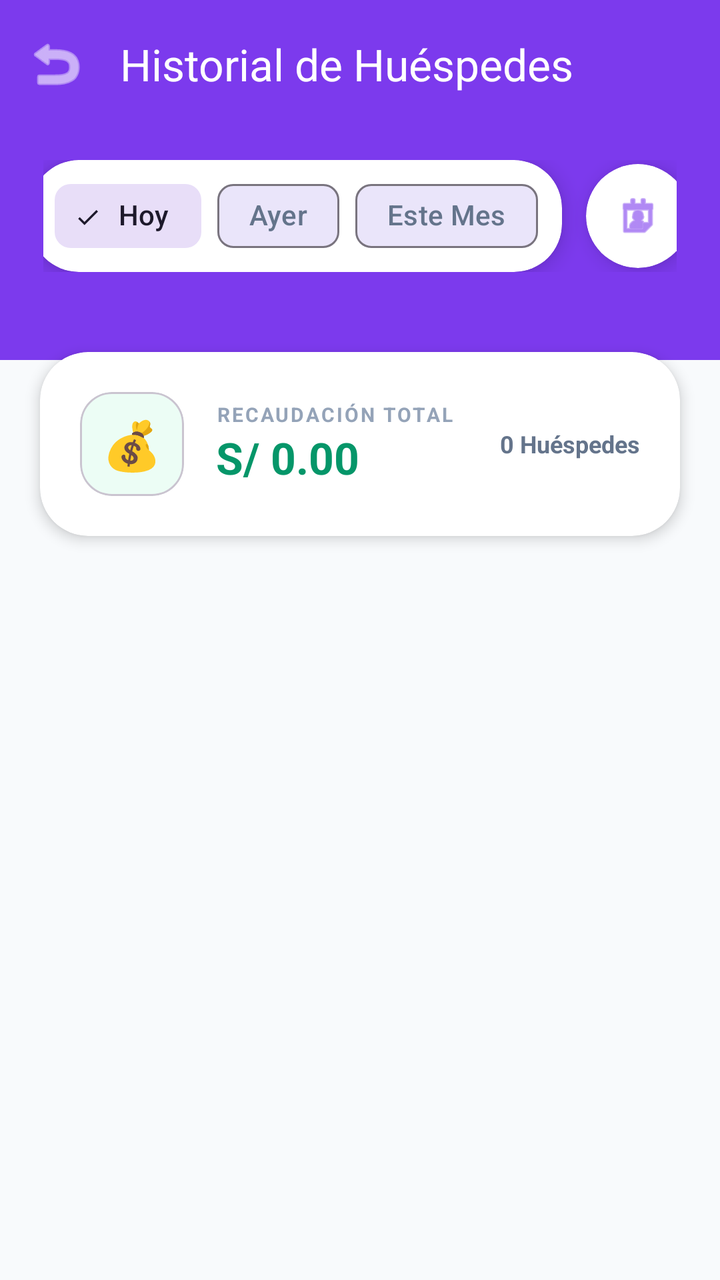
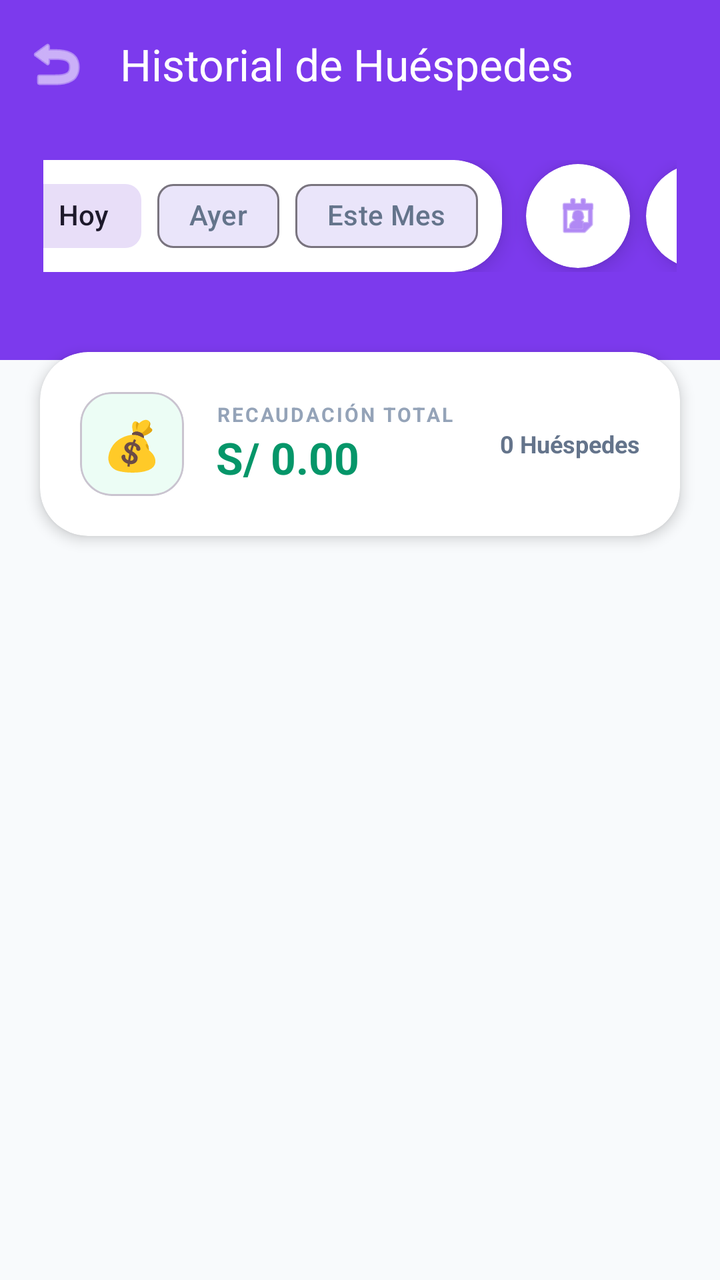

An Android layout rendered at two revisions. The XML below is the earlier revision; the diff shows what the commit changed to produce the second picture.
<!-- AndroidManifest.xml: application theme Theme.Gomezmart -->
<!-- res/layout/activity_hotel_guest_history.xml -->
<?xml version="1.0" encoding="utf-8"?>
<androidx.constraintlayout.widget.ConstraintLayout xmlns:android="http://schemas.android.com/apk/res/android"
    xmlns:app="http://schemas.android.com/apk/res-auto"
    xmlns:tools="http://schemas.android.com/tools"
    android:layout_width="match_parent"
    android:layout_height="match_parent"
    android:background="?attr/colorSurface">

    <androidx.constraintlayout.widget.Guideline
        android:id="@+id/guidelineLeftRoot"
        android:layout_width="wrap_content"
        android:layout_height="wrap_content"
        android:orientation="vertical"
        app:layout_constraintGuide_percent="0.06" />

    <androidx.constraintlayout.widget.Guideline
        android:id="@+id/guidelineRightRoot"
        android:layout_width="wrap_content"
        android:layout_height="wrap_content"
        android:orientation="vertical"
        app:layout_constraintGuide_percent="0.94" />

    
    <View
        android:id="@+id/historyHeaderBg"
        android:layout_width="match_parent"
        android:layout_height="180dp"
        android:background="@color/purple_600"
        app:layout_constraintTop_toTopOf="parent" />

    <com.google.android.material.appbar.AppBarLayout
        android:id="@+id/appBarHistory"
        android:layout_width="match_parent"
        android:layout_height="wrap_content"
        android:background="@android:color/transparent"
        app:elevation="0dp"
        app:layout_constraintTop_toTopOf="parent">
        <com.google.android.material.appbar.MaterialToolbar
            android:id="@+id/toolbarHistory"
            android:layout_width="match_parent"
            android:layout_height="?attr/actionBarSize"
            app:title="Historial de Huéspedes"
            app:titleTextColor="@color/white"
            app:navigationIcon="@android:drawable/ic_menu_revert"
            app:navigationIconTint="@color/white" />
    </com.google.android.material.appbar.AppBarLayout>

    
    <LinearLayout
        android:id="@+id/layoutFiltersHistory"
        android:layout_width="0dp"
        android:layout_height="wrap_content"
        android:layout_marginTop="16dp"
        android:gravity="center"
        android:orientation="horizontal"
        app:layout_constraintEnd_toEndOf="@id/guidelineRightRoot"
        app:layout_constraintStart_toStartOf="@id/guidelineLeftRoot"
        app:layout_constraintTop_toBottomOf="@id/appBarHistory">

        <com.google.android.material.card.MaterialCardView
            android:layout_width="wrap_content"
            android:layout_height="wrap_content"
            app:cardBackgroundColor="@color/white"
            app:cardCornerRadius="24dp"
            app:cardElevation="6dp"
            app:strokeWidth="0dp">

            <com.google.android.material.chip.ChipGroup
                android:id="@+id/chipGroupHistory"
                android:layout_width="wrap_content"
                android:layout_height="wrap_content"
                android:paddingHorizontal="12dp"
                android:paddingVertical="4dp"
                app:selectionRequired="true"
                app:singleSelection="true">

                <com.google.android.material.chip.Chip
                    android:id="@+id/chipHistoryToday"
                    style="@style/Widget.Material3.Chip.Filter"
                    android:layout_width="wrap_content"
                    android:layout_height="wrap_content"
                    android:text="Hoy"
                    android:checked="true" />

                <com.google.android.material.chip.Chip
                    android:id="@+id/chipHistoryYesterday"
                    style="@style/Widget.Material3.Chip.Filter"
                    android:layout_width="wrap_content"
                    android:layout_height="wrap_content"
                    android:text="Ayer" />

                <com.google.android.material.chip.Chip
                    android:id="@+id/chipHistoryMonth"
                    style="@style/Widget.Material3.Chip.Filter"
                    android:layout_width="wrap_content"
                    android:layout_height="wrap_content"
                    android:text="Este Mes" />
            </com.google.android.material.chip.ChipGroup>
        </com.google.android.material.card.MaterialCardView>

        <com.google.android.material.card.MaterialCardView
            android:id="@+id/btnOpenCalendar"
            android:layout_width="52dp"
            android:layout_height="52dp"
            android:layout_marginStart="12dp"
            app:cardBackgroundColor="@color/white"
            app:cardCornerRadius="26dp"
            app:cardElevation="6dp"
            app:strokeWidth="0dp"
            android:clickable="true"
            android:focusable="true">
            <ImageView
                android:layout_width="24dp"
                android:layout_height="24dp"
                android:layout_gravity="center"
                android:src="@android:drawable/ic_menu_my_calendar"
                app:tint="@color/purple_600"
                android:contentDescription="Elegir Fecha" />
        </com.google.android.material.card.MaterialCardView>

    </LinearLayout>

    
    <TextView
        android:id="@+id/tvSelectedDateLabel"
        android:layout_width="wrap_content"
        android:layout_height="wrap_content"
        android:layout_marginTop="8dp"
        android:text="Fecha seleccionada"
        android:textColor="@color/white"
        android:textSize="12sp"
        android:textStyle="bold"
        android:visibility="gone"
        app:layout_constraintTop_toBottomOf="@id/layoutFiltersHistory"
        app:layout_constraintStart_toStartOf="parent"
        app:layout_constraintEnd_toEndOf="parent" />

    
    <com.google.android.material.card.MaterialCardView
        android:id="@+id/cardRevenueSummary"
        android:layout_width="0dp"
        android:layout_height="wrap_content"
        android:layout_marginStart="20dp"
        android:layout_marginEnd="20dp"
        android:layout_marginTop="40dp"
        app:cardCornerRadius="24dp"
        app:cardElevation="4dp"
        app:strokeWidth="0dp"
        app:cardBackgroundColor="@color/white"
        app:layout_constraintTop_toBottomOf="@id/layoutFiltersHistory"
        app:layout_constraintStart_toStartOf="parent"
        app:layout_constraintEnd_toEndOf="parent">

        <LinearLayout
            android:layout_width="match_parent"
            android:layout_height="wrap_content"
            android:orientation="horizontal"
            android:padding="20dp"
            android:gravity="center_vertical">

            <com.google.android.material.card.MaterialCardView
                android:layout_width="52dp"
                android:layout_height="52dp"
                app:cardCornerRadius="16dp"
                app:cardElevation="0dp"
                app:cardBackgroundColor="@color/emerald_50">
                <TextView
                    android:layout_width="wrap_content"
                    android:layout_height="wrap_content"
                    android:layout_gravity="center"
                    android:text="💰"
                    android:textSize="24sp" />
            </com.google.android.material.card.MaterialCardView>

            <LinearLayout
                android:layout_width="0dp"
                android:layout_height="wrap_content"
                android:layout_weight="1"
                android:orientation="vertical"
                android:layout_marginStart="16dp">
                <TextView
                    android:layout_width="wrap_content"
                    android:layout_height="wrap_content"
                    android:text="RECAUDACIÓN TOTAL"
                    android:textSize="10sp"
                    android:textStyle="bold"
                    android:textColor="@color/slate_400"
                    android:letterSpacing="0.1" />
                <TextView
                    android:id="@+id/tvTotalRevenue"
                    android:layout_width="wrap_content"
                    android:layout_height="wrap_content"
                    android:text="S/ 0.00"
                    android:textSize="22sp"
                    android:textStyle="bold"
                    android:textColor="@color/emerald_600" />
            </LinearLayout>

            <TextView
                android:id="@+id/tvGuestCount"
                android:layout_width="wrap_content"
                android:layout_height="wrap_content"
                android:text="0 Huéspedes"
                android:textSize="12sp"
                android:textColor="@color/slate_500"
                android:textStyle="bold" />
        </LinearLayout>
    </com.google.android.material.card.MaterialCardView>

    <androidx.recyclerview.widget.RecyclerView
        android:id="@+id/rvGuestHistory"
        android:layout_width="match_parent"
        android:layout_height="0dp"
        android:layout_marginTop="12dp"
        android:paddingHorizontal="8dp"
        android:paddingBottom="100dp"
        android:clipToPadding="false"
        app:layout_constraintTop_toBottomOf="@id/cardRevenueSummary"
        app:layout_constraintBottom_toBottomOf="parent"
        tools:listitem="@layout/item_hotel_guest_history" />

</androidx.constraintlayout.widget.ConstraintLayout>
<!-- res/layout/item_hotel_guest_history.xml (included above) -->
<?xml version="1.0" encoding="utf-8"?>
<com.google.android.material.card.MaterialCardView xmlns:android="http://schemas.android.com/apk/res/android"
    xmlns:app="http://schemas.android.com/apk/res-auto"
    android:layout_width="match_parent"
    android:layout_height="wrap_content"
    android:layout_marginStart="12dp"
    android:layout_marginEnd="12dp"
    android:layout_marginTop="8dp"
    android:layout_marginBottom="8dp"
    app:cardCornerRadius="20dp"
    app:cardElevation="3dp"
    app:strokeWidth="1dp"
    app:strokeColor="@color/slate_100">

    <LinearLayout
        android:layout_width="match_parent"
        android:layout_height="wrap_content"
        android:orientation="vertical"
        android:padding="16dp">

        <RelativeLayout
            android:layout_width="match_parent"
            android:layout_height="wrap_content">

            <TextView
                android:id="@+id/tvGuestName"
                android:layout_width="wrap_content"
                android:layout_height="wrap_content"
                android:text="Nombre del Huésped"
                android:textSize="16sp"
                android:textStyle="bold"
                android:textColor="@color/slate_900"
                android:layout_alignParentStart="true"
                android:layout_toStartOf="@id/chipNationality"
                android:layout_marginEnd="8dp" />

            <com.google.android.material.chip.Chip
                android:id="@+id/chipNationality"
                style="@style/Widget.Material3.Chip.Assist.Elevated"
                android:layout_width="wrap_content"
                android:layout_height="wrap_content"
                android:layout_alignParentEnd="true"
                android:layout_centerVertical="true"
                android:text="Nacional"
                android:textSize="10sp"
                app:chipMinHeight="24dp" />
        </RelativeLayout>

        <TextView
            android:id="@+id/tvGuestDoc"
            android:layout_width="wrap_content"
            android:layout_height="wrap_content"
            android:text="DNI: 12345678"
            android:textSize="13sp"
            android:textColor="@color/slate_500" />

        <View
            android:layout_width="match_parent"
            android:layout_height="1dp"
            android:background="@color/slate_100"
            android:layout_marginTop="12dp"
            android:layout_marginBottom="12dp" />

        <GridLayout
            android:layout_width="match_parent"
            android:layout_height="wrap_content"
            android:columnCount="2"
            android:alignmentMode="alignMargins">

            
            <LinearLayout
                android:layout_width="0dp"
                android:layout_height="wrap_content"
                android:layout_columnWeight="1"
                android:orientation="vertical">
                <TextView
                    android:layout_width="wrap_content"
                    android:layout_height="wrap_content"
                    android:text="HABITACIÓN"
                    android:textSize="9sp"
                    android:textStyle="bold"
                    android:textColor="@color/slate_400" />
                <TextView
                    android:id="@+id/tvRoomNumber"
                    android:layout_width="wrap_content"
                    android:layout_height="wrap_content"
                    android:text="Piso 1 - Hab 101"
                    android:textSize="13sp"
                    android:textColor="@color/slate_800" />
            </LinearLayout>

            <LinearLayout
                android:layout_width="0dp"
                android:layout_height="wrap_content"
                android:layout_columnWeight="1"
                android:orientation="vertical"
                android:gravity="end">
                <TextView
                    android:layout_width="wrap_content"
                    android:layout_height="wrap_content"
                    android:text="ESTANCIA"
                    android:textSize="9sp"
                    android:textStyle="bold"
                    android:textColor="@color/slate_400" />
                <TextView
                    android:id="@+id/tvStayDuration"
                    android:layout_width="wrap_content"
                    android:layout_height="wrap_content"
                    android:text="2 Noches"
                    android:textSize="13sp"
                    android:textColor="@color/slate_800" />
            </LinearLayout>

            
            <LinearLayout
                android:layout_width="0dp"
                android:layout_height="wrap_content"
                android:layout_columnWeight="1"
                android:layout_marginTop="12dp"
                android:orientation="vertical">
                <TextView
                    android:layout_width="wrap_content"
                    android:layout_height="wrap_content"
                    android:text="PROCEDENCIA"
                    android:textSize="9sp"
                    android:textStyle="bold"
                    android:textColor="@color/slate_400" />
                <TextView
                    android:id="@+id/tvOrigin"
                    android:layout_width="wrap_content"
                    android:layout_height="wrap_content"
                    android:text="Lima, Perú"
                    android:textSize="13sp"
                    android:textColor="@color/slate_800" />
            </LinearLayout>

            <LinearLayout
                android:layout_width="0dp"
                android:layout_height="wrap_content"
                android:layout_columnWeight="1"
                android:layout_marginTop="12dp"
                android:orientation="vertical"
                android:gravity="end">
                <TextView
                    android:layout_width="wrap_content"
                    android:layout_height="wrap_content"
                    android:text="CONSUMO EXTRA"
                    android:textSize="9sp"
                    android:textStyle="bold"
                    android:textColor="@color/slate_400" />
                <TextView
                    android:id="@+id/tvExtraCharges"
                    android:layout_width="wrap_content"
                    android:layout_height="wrap_content"
                    android:text="S/ 0.00"
                    android:textSize="13sp"
                    android:textColor="@color/red_600" />
            </LinearLayout>
        </GridLayout>

        
        <View
            android:layout_width="match_parent"
            android:layout_height="1dp"
            android:background="@color/slate_50"
            android:layout_marginTop="12dp"
            android:layout_marginBottom="12dp" />

        <RelativeLayout
            android:layout_width="match_parent"
            android:layout_height="wrap_content">

            <TextView
                android:layout_width="wrap_content"
                android:layout_height="wrap_content"
                android:text="PAGO TOTAL"
                android:textSize="10sp"
                android:textStyle="bold"
                android:textColor="@color/slate_600"
                android:layout_centerVertical="true" />

            <TextView
                android:id="@+id/tvTotalAmount"
                android:layout_width="wrap_content"
                android:layout_height="wrap_content"
                android:layout_alignParentEnd="true"
                android:text="S/ 0.00"
                android:textSize="18sp"
                android:textStyle="bold"
                android:textColor="@color/emerald_600" />
        </RelativeLayout>

    </LinearLayout>
</com.google.android.material.card.MaterialCardView>
<!-- resources referenced by this layout -->
<resources>
  <color name="emerald_50">#ECFDF5</color>
  <color name="emerald_600">#059669</color>
  <color name="purple_600">#7C3AED</color>
  <color name="red_600">#DC2626</color>
  <color name="slate_100">#F1F5F9</color>
  <color name="slate_400">#94A3B8</color>
  <color name="slate_50">#F8FAFC</color>
  <color name="slate_500">#64748B</color>
  <color name="slate_600">#475569</color>
  <color name="slate_800">#1E293B</color>
  <color name="slate_900">#0F172A</color>
  <color name="white">#FFFFFFFF</color>
  <style name="Theme.Gomezmart" parent="Base.Theme.Gomezmart" />
  <style name="Base.Theme.Gomezmart" parent="Theme.Material3.DayNight.NoActionBar">
          <item name="colorPrimary">@color/purple_600</item>
          <item name="colorOnPrimary">@color/white</item>
          <item name="colorSecondary">@color/indigo_500</item>
          <item name="colorSurface">@color/slate_50</item>
          <item name="colorOnSurface">@color/slate_900</item>
          <item name="colorOnSurfaceVariant">@color/slate_500</item>
          <item name="colorSurfaceContainer">@color/white</item>
          <item name="android:windowBackground">@color/slate_50</item>
      </style>
  <color name="indigo_500">#6366F1</color>
</resources>

<!-- the commit's change to res/layout/activity_hotel_guest_history.xml (unified diff, before → after) -->
@@ -118,6 +118,26 @@
                 android:contentDescription="Elegir Fecha" />
         </com.google.android.material.card.MaterialCardView>
 
+        <com.google.android.material.card.MaterialCardView
+            android:id="@+id/btnExportHistory"
+            android:layout_width="52dp"
+            android:layout_height="52dp"
+            android:layout_marginStart="8dp"
+            app:cardBackgroundColor="@color/white"
+            app:cardCornerRadius="26dp"
+            app:cardElevation="6dp"
+            app:strokeWidth="0dp"
+            android:clickable="true"
+            android:focusable="true">
+            <ImageView
+                android:layout_width="24dp"
+                android:layout_height="24dp"
+                android:layout_gravity="center"
+                android:src="@android:drawable/ic_menu_share"
+                app:tint="@color/purple_600"
+                android:contentDescription="Exportar Reporte" />
+        </com.google.android.material.card.MaterialCardView>
+
     </LinearLayout>
 
     
@@ -218,6 +238,45 @@
         app:layout_constraintTop_toBottomOf="@id/cardRevenueSummary"
         app:layout_constraintBottom_toBottomOf="parent"
         tools:listitem="@layout/item_hotel_guest_history" />
+
+    
+    <LinearLayout
+        android:id="@+id/layoutEmptyHistory"
+        android:layout_width="0dp"
+        android:layout_height="0dp"
+        android:gravity="center"
+        android:orientation="vertical"
+        android:paddingHorizontal="32dp"
+        android:visibility="gone"
+        app:layout_constraintTop_toBottomOf="@id/cardRevenueSummary"
+        app:layout_constraintBottom_toBottomOf="parent"
+        app:layout_constraintStart_toStartOf="parent"
+        app:layout_constraintEnd_toEndOf="parent">
+
+        <TextView
+            android:layout_width="wrap_content"
+            android:layout_height="wrap_content"
+            android:text="📋"
+            android:textSize="56sp" />
+
+        <TextView
+            android:layout_width="wrap_content"
+            android:layout_height="wrap_content"
+            android:layout_marginTop="16dp"
+            android:text="Sin registros en este período"
+            android:textColor="@color/slate_800"
+            android:textSize="18sp"
+            android:textStyle="bold" />
+
+        <TextView
+            android:layout_width="wrap_content"
+            android:layout_height="wrap_content"
+            android:layout_marginTop="8dp"
+            android:text="No se encontraron huéspedes registrados para las fechas seleccionadas. Puedes cambiar el filtro de fecha arriba o buscar en el calendario."
+            android:textAlignment="center"
+            android:textColor="@color/slate_500"
+            android:textSize="14sp" />
+    </LinearLayout>
 
 </androidx.constraintlayout.widget.ConstraintLayout>
 <!-- res/layout/item_hotel_guest_history.xml (included above) -->
